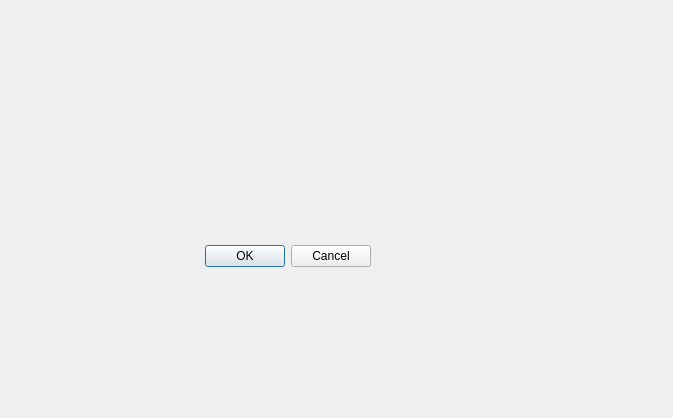
austinschaaf1/455_final, file info_silo/UI/compare.ui: the form before one commit.
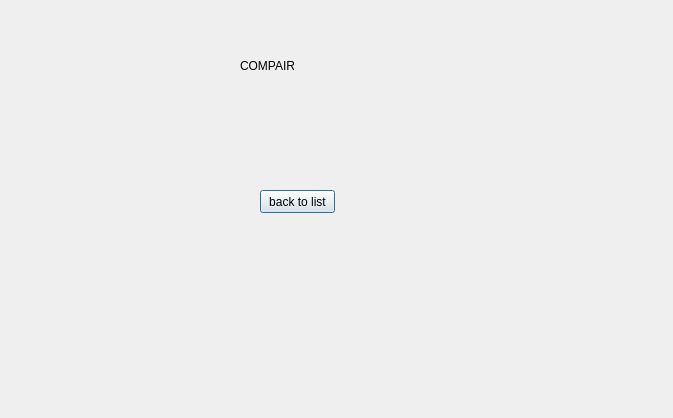
The form after the commit.

The edit to the form file:
```diff
--- a/info_silo/UI/compare.ui
+++ b/info_silo/UI/compare.ui
@@ -13,20 +13,30 @@
   <property name="windowTitle">
    <string>Dialog</string>
   </property>
-  <widget class="QDialogButtonBox" name="buttonBox">
+  <widget class="QLabel" name="label">
    <property name="geometry">
     <rect>
-     <x>30</x>
-     <y>240</y>
-     <width>341</width>
-     <height>32</height>
+     <x>240</x>
+     <y>40</y>
+     <width>301</width>
+     <height>51</height>
     </rect>
    </property>
-   <property name="orientation">
-    <enum>Qt::Horizontal</enum>
+   <property name="text">
+    <string>COMPAIR</string>
    </property>
-   <property name="standardButtons">
-    <set>QDialogButtonBox::Cancel|QDialogButtonBox::Ok</set>
+  </widget>
+  <widget class="QPushButton" name="backToList">
+   <property name="geometry">
+    <rect>
+     <x>260</x>
+     <y>190</y>
+     <width>75</width>
+     <height>23</height>
+    </rect>
+   </property>
+   <property name="text">
+    <string>back to list</string>
    </property>
   </widget>
  </widget>
```
Left out of the diff: 35 changed lines with no effect on the pictures.
